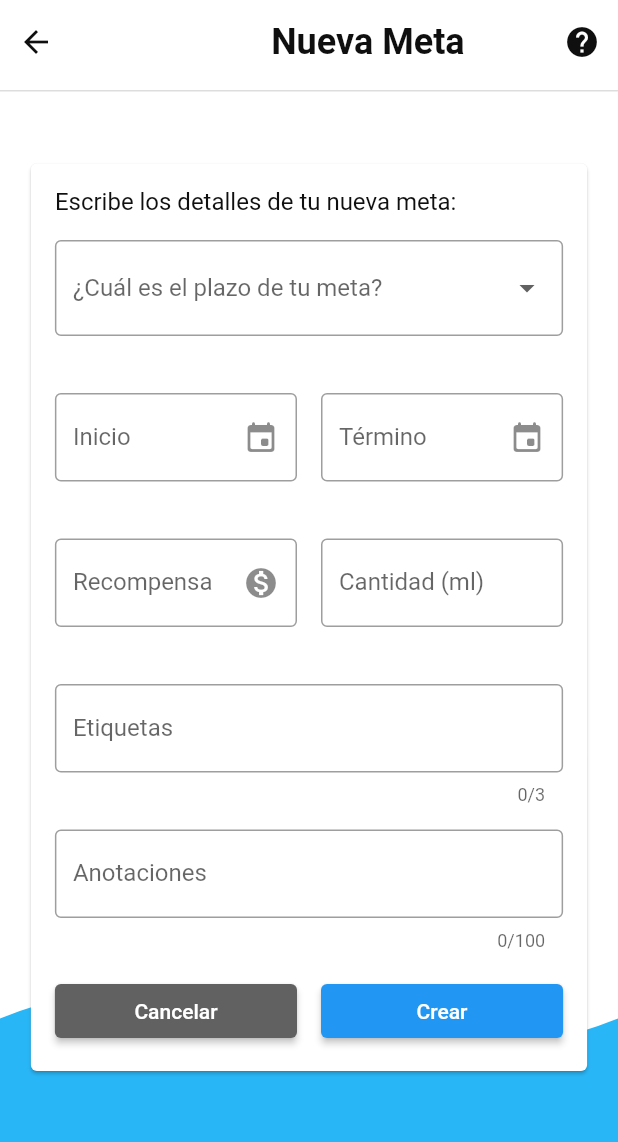
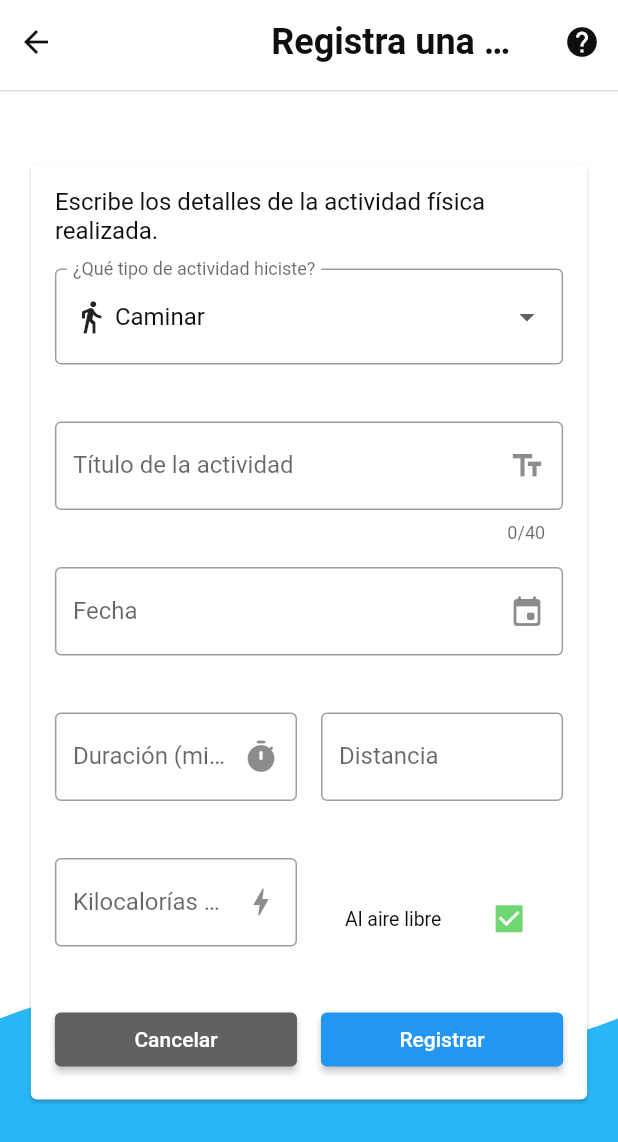
Before and after one commit to Frozen-Burrito/hydrate-app, a Flutter app: the MainPage screen opened directly, after a tap on the "directions run" icon, on a phone screen of 412 x 824 dp. Shown: the top 1142 px of the screen. Run offline on Flutter 3.47's test engine with Material 2 defaults, Android fonts, the phone set to English and light mode, and no system bars; our stand-ins replace fl_chart, flutter_blue, shared_preferences, sqflite; accounts and stored records are empty; network calls fail.

Commit message:
Reestrcturar formularios, crear formulario de registro de actividad

```diff
--- a/lib/main.dart
+++ b/lib/main.dart
@@ -28,6 +28,9 @@ class HydrateApp extends StatelessWidget {
       create: (_) => SettingsProvider(),
       child: Consumer<SettingsProvider>(
         builder: (_, settingsProvider, __) {
+          // Configurar las rutas para el perfil actual.
+          Routes.currentProfileId = settingsProvider.currentProfileId;
+
           return MultiProvider(
             providers: [
               ChangeNotifierProvider<HydrationRecordProvider>(
--- a/lib/src/pages/common_form_page.dart
+++ b/lib/src/pages/common_form_page.dart
@@ -1,10 +1,8 @@
 import 'package:flutter/material.dart';
 import 'package:hydrate_app/src/models/api.dart';
-import 'package:hydrate_app/src/provider/profile_provider.dart';
 import 'package:hydrate_app/src/utils/launch_url.dart';
 import 'package:hydrate_app/src/widgets/custom_sliver_appbar.dart';
 import 'package:hydrate_app/src/widgets/forms/card_form_container.dart';
-import 'package:provider/provider.dart';
 
 class CommonFormPage extends StatelessWidget {
 
@@ -64,7 +62,10 @@ class CommonFormPage extends StatelessWidget {
                 : const SizedBox(width: 0.0,),
 
                 Center(
-                  child: formWidget
+                  child: CardFormContainer(
+                    formWidget,
+                    formLabel: formLabel,
+                  )
                 ),
               ],
             ),
--- a/lib/src/routes/routes.dart
+++ b/lib/src/routes/routes.dart
@@ -4,38 +4,64 @@ import 'package:flutter/material.dart';
 import 'package:hydrate_app/src/pages/main_page.dart';
 import 'package:hydrate_app/src/pages/pages.dart';
 import 'package:hydrate_app/src/routes/route_names.dart';
+import 'package:hydrate_app/src/widgets/forms/create_goal_form.dart';
 import 'package:hydrate_app/src/widgets/forms/initial_form.dart';
 import 'package:hydrate_app/src/widgets/forms/medical_form.dart';
+import 'package:hydrate_app/src/widgets/forms/new_activity_form.dart';
 import 'package:hydrate_app/src/widgets/forms/weekly_form.dart';
+import 'package:hydrate_app/src/widgets/shapes.dart';
 
 /// Todas las rutas de la app son registradas en el mapa privado _appRoutes y
 /// accesibles a través del get [appRoutes].
 class Routes {
 
+  static int _currentProfileId = 0;
+
+  static set currentProfileId(int newProfileId) {
+
+    if (newProfileId >= 0) {
+      _currentProfileId = newProfileId;
+    }
+  }
+
   static final Map<String, WidgetBuilder> _appRoutes = {
     RouteNames.home: (BuildContext context) => const MainPage(),
     RouteNames.config: (BuildContext context) => const SettingsPage(),
     RouteNames.bleConnection: (BuildContext context) => const ConnectionPage(),
-    RouteNames.newHydrationGoal: (BuildContext context) => const NewGoalPage(),
-    RouteNames.newActivity: (BuildContext context) => const NewGoalPage(),
+
+    RouteNames.newHydrationGoal: (context) => CommonFormPage(
+      formTitle: 'Nueva Meta',
+      formLabel: 'Escribe los detalles de tu nueva meta:',
+      formWidget: CreateGoalForm(_currentProfileId),
+      shapeDecoration: const WaveShape(),
+    ),
+    RouteNames.newActivity: (context) => CommonFormPage(
+      formTitle: 'Registra una Actividad',
+      formLabel: 'Escribe los detalles de la actividad física realizada.',
+      formWidget: NewActivityForm(_currentProfileId),
+      shapeDecoration: const WaveShape(),
+    ),
 
     RouteNames.initialForm: (BuildContext context) => CommonFormPage(
       formTitle: 'Bienvenido',
       formLabel: 'Escribe sobre tí para conocerte mejor:',
-      formWidget: InitialForm(),
+      formWidget: const InitialForm(),
       displayBackAction: false,
+      backgroundColor: Theme.of(context).colorScheme.primary,
     ),
 
-    RouteNames.weeklyForm: (BuildContext context) => const CommonFormPage(
+    RouteNames.weeklyForm: (BuildContext context) => CommonFormPage(
       formTitle: 'Revisión Semanal',
       formLabel: 'Escribe la cantidad de horas diarias promedio que dedicaste a cada una de las siguientes actividades durante esta semana.',
-      formWidget: WeeklyForm()
+      formWidget: const WeeklyForm(),
+      backgroundColor: Theme.of(context).colorScheme.primary,
     ),
 
-    RouteNames.medicalForm: (BuildContext context) => const CommonFormPage(
+    RouteNames.medicalForm: (BuildContext context) => CommonFormPage(
       formTitle: 'Chequeo Médico',
       formLabel: 'Introduce los siguientes datos con apoyo de tu nefrólogo:',
-      formWidget: MedicalForm()
+      formWidget: const MedicalForm(),
+      backgroundColor: Theme.of(context).colorScheme.primary,
     ),
 
     RouteNames.authentication: (BuildContext context) => const AuthPage(),
--- a/lib/src/utils/dropdown_labels.dart
+++ b/lib/src/utils/dropdown_labels.dart
@@ -1,5 +1,13 @@
 import 'package:flutter/material.dart';
 import 'package:hydrate_app/src/models/models.dart';
+
+class IconLabel {
+
+  final String label;
+  final IconData icon;
+
+  IconLabel(this.label, this.icon);
+}
 
 class DropdownLabels {
 
@@ -26,6 +34,40 @@ class DropdownLabels {
       return DropdownMenuItem(
         value: country.id,
         child: Text(labels[country.code] ?? 'No especificado', overflow: TextOverflow.ellipsis,),
+      );
+    }).toList();
+  }
+
+  static List<DropdownMenuItem<int>> activityTypes(List<ActivityType> activityTypes) {
+
+    final items = <IconLabel> [
+      IconLabel('Caminar', Icons.directions_walk),
+      IconLabel('Correr', Icons.directions_walk),
+      IconLabel('Andar en bicicleta', Icons.directions_bike),
+      IconLabel('Nadar', Icons.pool),
+      IconLabel('Fútbol', Icons.sports_soccer),
+      IconLabel('Básquetbol', Icons.sports_basketball),
+      IconLabel('Volleybol', Icons.sports_volleyball),
+      IconLabel('Danza', Icons.emoji_people),
+      IconLabel('Yoga', Icons.self_improvement),
+    ];
+
+    return activityTypes.map((activityType) {
+      return DropdownMenuItem(
+        value: activityType.activityTypeValue.index,
+        child: Row(
+          children: [
+
+            Icon(items[activityType.activityTypeValue.index].icon),
+
+            const SizedBox( width: 4.0,),
+
+            Text(
+              items[activityType.activityTypeValue.index].label,
+              overflow: TextOverflow.ellipsis,
+            ),
+          ],
+        ),
       );
     }).toList();
   }
--- a/lib/src/widgets/forms/card_form_container.dart
+++ b/lib/src/widgets/forms/card_form_container.dart
@@ -11,7 +11,7 @@ class CardFormContainer extends StatelessWidget {
   @override
   Widget build(BuildContext context) {
     return Card(
-      margin: const EdgeInsets.only(top: 48.0),
+      margin: const EdgeInsets.symmetric(vertical: 48.0),
       child: SizedBox(
         width: MediaQuery.of(context).size.width * 0.9,
         child: Padding(
--- a/lib/src/widgets/forms/create_goal_form.dart
+++ b/lib/src/widgets/forms/create_goal_form.dart
@@ -106,21 +106,9 @@ class _CreateGoalFormState extends State<CreateGoalForm> {
     return Form(
       key: _formKey,
       autovalidateMode: AutovalidateMode.onUserInteraction,
-      child: Card(
-        margin: const EdgeInsets.only( top: 48.0 ),
-        child: SizedBox(
-          width: MediaQuery.of(context).size.width * 0.9,
-          child: Padding(
-            padding: const EdgeInsets.all(16.0),
       child: Column(
         crossAxisAlignment: CrossAxisAlignment.start,
         children: <Widget>[
-                Text(
-                  'Escribe los detalles de tu nueva meta:',
-                  style: Theme.of(context).textTheme.bodyText1,
-                ),
-
-                const SizedBox( height: 16.0, ),
 
           DropdownButtonFormField(
             decoration: const InputDecoration(
@@ -307,9 +295,6 @@ class _CreateGoalFormState extends State<CreateGoalForm> {
           ),
         ],
       ),
-          ),
-        ),
-      ),
     );
   }
 }
--- a/lib/src/widgets/forms/initial_form.dart
+++ b/lib/src/widgets/forms/initial_form.dart
@@ -12,7 +12,7 @@ import 'package:hydrate_app/src/utils/dropdown_labels.dart';
 
 class InitialForm extends StatefulWidget {
 
-  InitialForm({
+  const InitialForm({
     this.isFormEditing = false,
     this.isFormModifiable = true,
     Key? key
--- /dev/null
+++ b/lib/src/widgets/forms/new_activity_form.dart
@@ -0,0 +1,317 @@
+import 'package:flutter/material.dart';
+
+import 'package:hydrate_app/src/db/sqlite_db.dart';
+import 'package:hydrate_app/src/db/where_clause.dart';
+import 'package:hydrate_app/src/models/goal.dart';
+import 'package:hydrate_app/src/models/models.dart';
+import 'package:hydrate_app/src/models/tag.dart';
+import 'package:hydrate_app/src/routes/route_names.dart';
+import 'package:hydrate_app/src/utils/dropdown_labels.dart';
+
+class NewActivityForm extends StatefulWidget {
+
+  const NewActivityForm(this.currentProfileId, { Key? key, }) : super(key: key);
+
+  final int currentProfileId;
+
+  @override
+  State<NewActivityForm> createState() => _NewActivityFormState();
+}
+
+class _NewActivityFormState extends State<NewActivityForm> {
+
+  final _formKey = GlobalKey<FormState>();
+
+  final newActivityRecord = ActivityRecord(
+    title: '',
+    date: DateTime.now(),
+    duration: 0,
+    activityType: ActivityType(mets: 0.0, activityTypeValue: ActivityTypeValue.walk),
+    profileId: -1
+  );
+
+  bool isLoading = false;
+
+  final List<ActivityType> activityTypes = [];
+
+  int titleLength = 0;
+  int notesLength = 0;
+
+  final dateController = TextEditingController();
+  final durationController = TextEditingController();
+  final distanceController = TextEditingController();
+  final kCalController = TextEditingController();
+
+  @override
+  void initState() {
+    super.initState();
+    _getActivityTypes();
+  }
+
+  @override
+  void dispose() {
+    dateController.dispose();
+    durationController.dispose();
+    distanceController.dispose();
+    kCalController.dispose();
+    super.dispose();
+  }
+
+  /// Verifica cada campo del formulario. Si no hay errores, inserta la nueva
+  /// meta en la DB y redirige a [redirectRoute].
+  void _validateAndSave(BuildContext context, {String? redirectRoute}) async {
+    if (_formKey.currentState!.validate()) {
+      // Asociar el perfil del usuario actual con la nueva meta.
+      newActivityRecord.profileId = widget.currentProfileId;
+
+      int resultado = await SQLiteDB.instance.insert(newActivityRecord);
+
+      if (resultado >= 0) {
+        if (redirectRoute != null) {
+          Navigator.of(context).pushNamedAndRemoveUntil(redirectRoute, (route) => false);
+        } else {
+          Navigator.of(context).pop();
+        }
+      }
+    }
+  }
+
+  /// Obtiene los [ActivityTypes] disponibles.
+  Future<void> _getActivityTypes() async {
+    activityTypes.clear();
+
+    final tagResults = await SQLiteDB.instance.select<ActivityType>(
+      ActivityType.fromMap,
+      ActivityType.tableName,
+    );
+
+    setState(() {
+      activityTypes.addAll(tagResults);
+    });
+  }
+
+  @override
+  Widget build(BuildContext context) {
+
+    return Form(
+      key: _formKey,
+      autovalidateMode: AutovalidateMode.onUserInteraction,
+      child: Column(
+        crossAxisAlignment: CrossAxisAlignment.start,
+        children: <Widget>[
+
+          DropdownButtonFormField(
+            decoration: const InputDecoration(
+              border: OutlineInputBorder(),
+              labelText: '¿Qué tipo de actividad hiciste?',
+              helperText: ' ',
+              hintText: 'Selecciona'
+            ),
+            items: DropdownLabels.activityTypes(activityTypes),
+            value: newActivityRecord.activityType.activityTypeValue.index,
+            validator: (int? value) => ActivityType.validateType(value),
+            onChanged: (int? newValue) {
+              // Obtener el tipo de actividad correspondiente.
+              int activityTypeIdx = activityTypes
+                .indexWhere((t) => t.activityTypeValue.index == newValue);
+
+              setState(() {
+                newActivityRecord.activityType = activityTypes[activityTypeIdx];
+              });
+            },
+          ),
+
+          const SizedBox( height: 16.0, ),
+
+          TextFormField(
+            maxLength: 40,
+            maxLines: 1,
+            decoration: InputDecoration(
+              border: const OutlineInputBorder(),
+              labelText: 'Título de la actividad',
+              hintText: 'Ir a la escuela en la mañana',
+              helperText: ' ',
+              suffixIcon: const Icon(Icons.text_fields),
+              counterText: '${titleLength.toString()}/40'
+            ),
+            validator: (value) => ActivityRecord.validateTitle(value),
+            onChanged: (value) => setState(() {
+              newActivityRecord.title = value;
+              titleLength = newActivityRecord.title.length;
+            }),
+          ),
+
+          const SizedBox( height: 16.0, ),
+
+          TextFormField(
+            readOnly: true,
+            controller: dateController,
+            decoration: const InputDecoration(
+              border: OutlineInputBorder(),
+              labelText: 'Fecha',
+              helperText: ' ', // Para evitar cambios en la altura del widget
+              suffixIcon: Icon(Icons.event_rounded)
+            ),
+            onTap: () async {
+
+              final now = DateTime.now();
+
+              final newActivityDate = await showDatePicker(
+                context: context,
+                initialDate: now,
+                firstDate: DateTime(2000),
+                lastDate: now
+              );
+
+              final newActivityTime = await showTimePicker(
+                context: context,
+                initialTime: TimeOfDay.fromDateTime(now)
+              );
+
+              if (newActivityDate != null && newActivityTime != null) {
+
+                newActivityRecord.date = DateTime(
+                  newActivityDate.year,
+                  newActivityDate.month,
+                  newActivityDate.day,
+                  newActivityTime.hour,
+                  newActivityTime.minute,
+                );
+
+                dateController.text = newActivityRecord.numericDate;
+              }
+
+            },
+          ),
+
+          const SizedBox( height: 16.0, ),
+
+          Row(
+            mainAxisAlignment: MainAxisAlignment.center,
+            children: <Widget>[
+              Expanded(
+                child: TextFormField(
+                  autocorrect: false,
+                  keyboardType: TextInputType.number,
+                  decoration: const InputDecoration(
+                    border: OutlineInputBorder(),
+                    labelText: 'Duración (minutos)',
+                    hintText: '20 min.',
+                    helperText: ' ',
+                    suffixIcon: Icon(Icons.timer_rounded)
+                  ),
+                  onChanged: (value) {
+                    setState(() {
+                      newActivityRecord.duration = int.tryParse(value.split(" ").first) ?? 0;
+                    });
+
+                    durationController.text = newActivityRecord.formattedDuration;
+                  },
+                  validator: (value) => ActivityRecord.validateDuration(value),
+                ),
+              ),
+
+              const SizedBox( width: 16.0, ),
+
+              Expanded(
+                child: TextFormField(
+                  autocorrect: false,
+                  controller: distanceController,
+                  keyboardType: TextInputType.number,
+                  decoration: const InputDecoration(
+                    border: OutlineInputBorder(),
+                    labelText: 'Distancia',
+                    hintText: '1 km',
+                    helperText: ' ',
+                  ),
+                  onChanged: (value) {
+
+                    setState(() {
+                      newActivityRecord.distance = double.tryParse(value.split(" ").first) ?? 0.0;
+                    });
+
+                    // distanceController.text = newActivityRecord.formattedDistance;
+                  },
+                  validator: (value) => ActivityRecord.validateDitance(value),
+                ),
+              ),
+            ]
+          ),
+
+          const SizedBox( height: 16.0, ),
+
+          Row(
+            mainAxisAlignment: MainAxisAlignment.center,
+            children: <Widget>[
+              Expanded(
+                child: TextFormField(
+                  autocorrect: false,
+                  keyboardType: TextInputType.number,
+                  decoration: const InputDecoration(
+                    border: OutlineInputBorder(),
+                    labelText: 'Kilocalorías quemadas',
+                    hintText: '1700 kCal',
+                    helperText: ' ',
+                    suffixIcon: Icon(Icons.bolt),
+                  ),
+                  onChanged: (value) {
+                    setState(() {
+                      newActivityRecord.kiloCaloriesBurned = int.tryParse(value.split(" ").first) ?? 0;
+                    });
+
+                    kCalController.text = newActivityRecord.formattedKcal;
+                  },
+                  validator: (value) => ActivityRecord.validateKcal(value),
+                ),
+              ),
+
+              const SizedBox( width: 16.0, ),
+
+              Expanded(
+                child: CheckboxListTile(
+                  title: const Text('Al aire libre'),
+                  dense: true,
+                  value: newActivityRecord.doneOutdoors,
+                  onChanged: (bool? value) {
+                    setState(() {
+                      newActivityRecord.doneOutdoors = value ?? false;
+                    });
+                  }
+                ),
+              ),
+            ]
+          ),
+
+          const SizedBox( height: 16.0, ),
+
+          Row(
+            mainAxisAlignment: MainAxisAlignment.center,
+            children: <Widget>[
+              Expanded(
+                child: ElevatedButton(
+                  child: const Text('Cancelar'),
+                  style: ElevatedButton.styleFrom(
+                    primary: Colors.grey.shade700,
+                  ),
+                  onPressed: () => Navigator.pop(context),
+                ),
+              ),
+
+              const SizedBox( width: 16.0, ),
+
+              Expanded(
+                child: ElevatedButton(
+                  child: const Text('Registrar'),
+                  style: ElevatedButton.styleFrom(
+                    primary: Colors.blue,
+                  ),
+                  onPressed: () => _validateAndSave(context, redirectRoute: RouteNames.home),
+                ),
+              ),
+            ]
+          ),
+        ],
+      ),
+    );
+  }
+}
```
Lines whose indentation alone changed are shown as unchanged.
